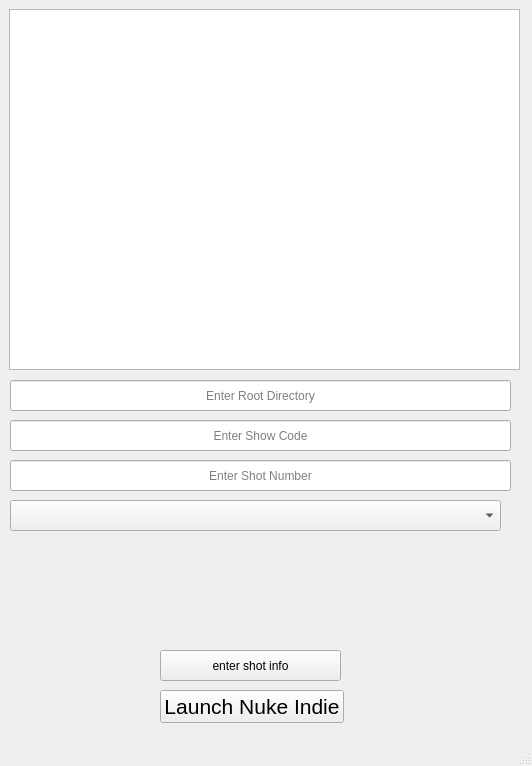
First picture: the form in __QtFiles__/NukeFileMangerGUI_v002.ui, repository zackthomas1/NukeFileManager, before the edit.
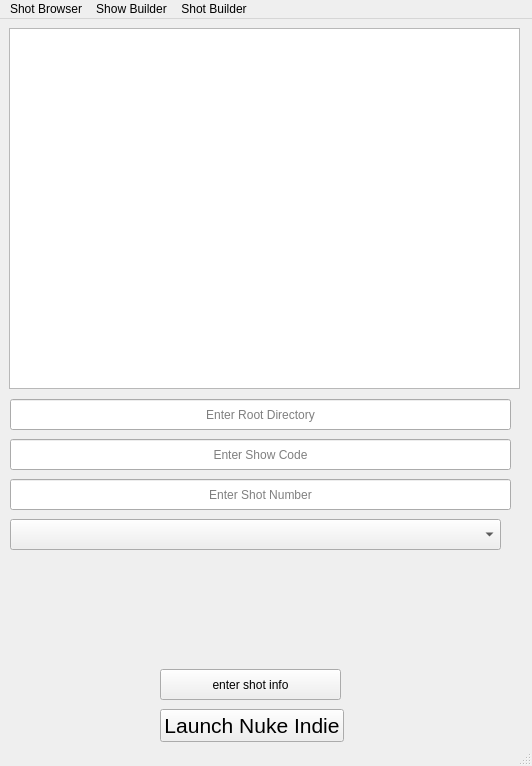
Second picture: the form after the edit.

Commit message: partially implemented shotCode_comboBox functionality

What changed in the file:
```diff
--- a/__QtFiles__/NukeFileMangerGUI_v002.ui
+++ b/__QtFiles__/NukeFileMangerGUI_v002.ui
@@ -129,6 +129,24 @@
      <height>21</height>
     </rect>
    </property>
+   <widget class="QMenu" name="menuShot_Browser">
+    <property name="title">
+     <string>Shot Browser</string>
+    </property>
+   </widget>
+   <widget class="QMenu" name="menuShow_Builder">
+    <property name="title">
+     <string>Show Builder</string>
+    </property>
+   </widget>
+   <widget class="QMenu" name="menuShot_Builder">
+    <property name="title">
+     <string>Shot Builder</string>
+    </property>
+   </widget>
+   <addaction name="menuShot_Browser"/>
+   <addaction name="menuShow_Builder"/>
+   <addaction name="menuShot_Builder"/>
   </widget>
   <widget class="QStatusBar" name="statusbar"/>
  </widget>
```
The commit also changes 5 other files.
